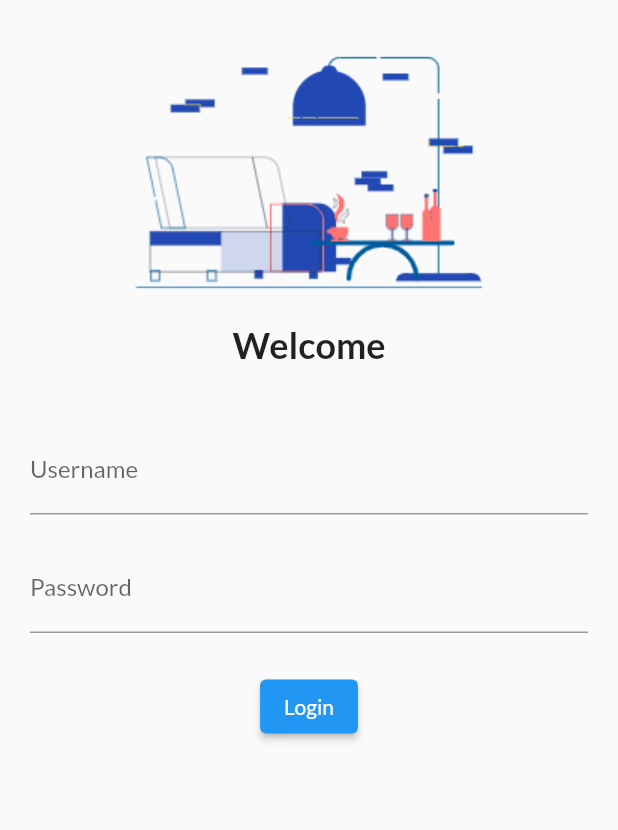
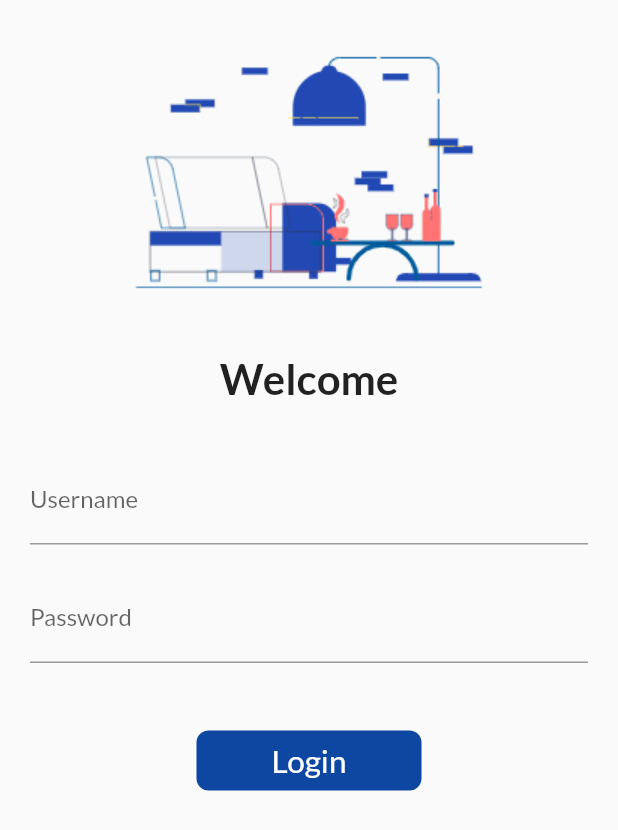
Before and after one commit to ShardulVanage/E-commerce-catalog_app, a Flutter app: the screen it shows after launch, on a phone screen of 412 x 824 dp. Shown: the top 830 px of the screen. Run offline on Flutter 3.47's test engine with Material 2 defaults, Android fonts, the phone set to English and light mode, and no system bars; our stand-ins replace google_fonts.

Commit message:
login animation

```diff
--- a/catalog/lib/main.dart
+++ b/catalog/lib/main.dart
@@ -11,10 +11,10 @@ class MyApp extends StatelessWidget {
   @override
   Widget build(BuildContext context) {
     return MaterialApp(
+      debugShowCheckedModeBanner: false,
       themeMode: ThemeMode.light,
       theme: ThemeData(
         primaryColor: Colors.blue[900],
-
         fontFamily: GoogleFonts.lato().fontFamily,
       ),
       home: Loginpage(),
--- a/catalog/lib/page/login.dart
+++ b/catalog/lib/page/login.dart
@@ -1,9 +1,17 @@
+import 'package:catalog/page/home_page.dart';
 import 'package:flutter/material.dart';
 
-class Loginpage extends StatelessWidget {
+class Loginpage extends StatefulWidget {
+  @override
+  _LoginpageState createState() => _LoginpageState();
+}
+
+class _LoginpageState extends State<Loginpage> {
+  bool changeButton = false;
   @override
   Widget build(BuildContext context) {
     return Material(
+      child: SingleChildScrollView(
         child: Column(children: [
           SizedBox(
             height: 25,
@@ -13,15 +21,17 @@ class Loginpage extends StatelessWidget {
             fit: BoxFit.cover,
           ),
           SizedBox(
-          height: 10,
+            height: 30,
           ),
           Center(
             child: Text(
               "Welcome",
-            style: TextStyle(fontSize: 24, fontWeight: FontWeight.bold),
+              style: TextStyle(fontSize: 28, fontWeight: FontWeight.bold),
             ),
           ),
-      SizedBox(height: 20,),
+          SizedBox(
+            height: 15,
+          ),
           Padding(
             padding: const EdgeInsets.all(20.0),
             child: Column(
@@ -32,25 +42,70 @@ class Loginpage extends StatelessWidget {
                     labelText: "Username",
                   ),
                 ),
-          SizedBox(height: 20,),
+                SizedBox(
+                  height: 20,
+                ),
                 TextFormField(
                   obscureText: true,
                   decoration: InputDecoration(
                     hintText: "Enter Password",
                     labelText: "Password",
-
                   ),
                 ),
-          SizedBox(height: 25,),
+                SizedBox(
+                  height: 45,
+                ),
 
-          ElevatedButton(onPressed: (){},
-           child: Text('Login'),
-           style:  TextButton.styleFrom()
+                InkWell(
+                  onTap: () async {
+                    setState(() {
+                      changeButton = true;
+                    });
+                    await Future.delayed(Duration(seconds: 1));
+                    Navigator.push(
+                        context, MaterialPageRoute(builder: (_) => Homepage()));
+                  },
+                  child: AnimatedContainer(
+                    duration: Duration(seconds: 1),
+                    width: changeButton ? 50 : 150,
+                    height: 40,
+                    child: Center(
+                      child: changeButton
+                          ? Icon(Icons.done, color: Colors.white)
+                          : Text(
+                              'Login',
+                              style:
+                                  TextStyle(color: Colors.white, fontSize: 21),
                             ),
+                    ),
+                    decoration: BoxDecoration(
+                      color: Colors.blue[900],
+                      borderRadius: BorderRadius.circular(
+                        changeButton ? 50 : 8,
+                      ),
+                    ),
+                  ),
+                )
+
+                // ElevatedButton(
+                //   onPressed: () {
+                //     Navigator.push(
+                //       context,
+                //       MaterialPageRoute(
+                //         builder: (_) => Homepage(),
+                //       ),
+                //     );
+                //   },
+                //   child: Text('Login'),
+                //   style: TextButton.styleFrom(
+                //     minimumSize: Size(160, 50),
+                //   ),
+                // ),
               ],
             ),
           )
         ]),
+      ),
     );
   }
 }
```
Lines whose indentation alone changed are shown as unchanged.
